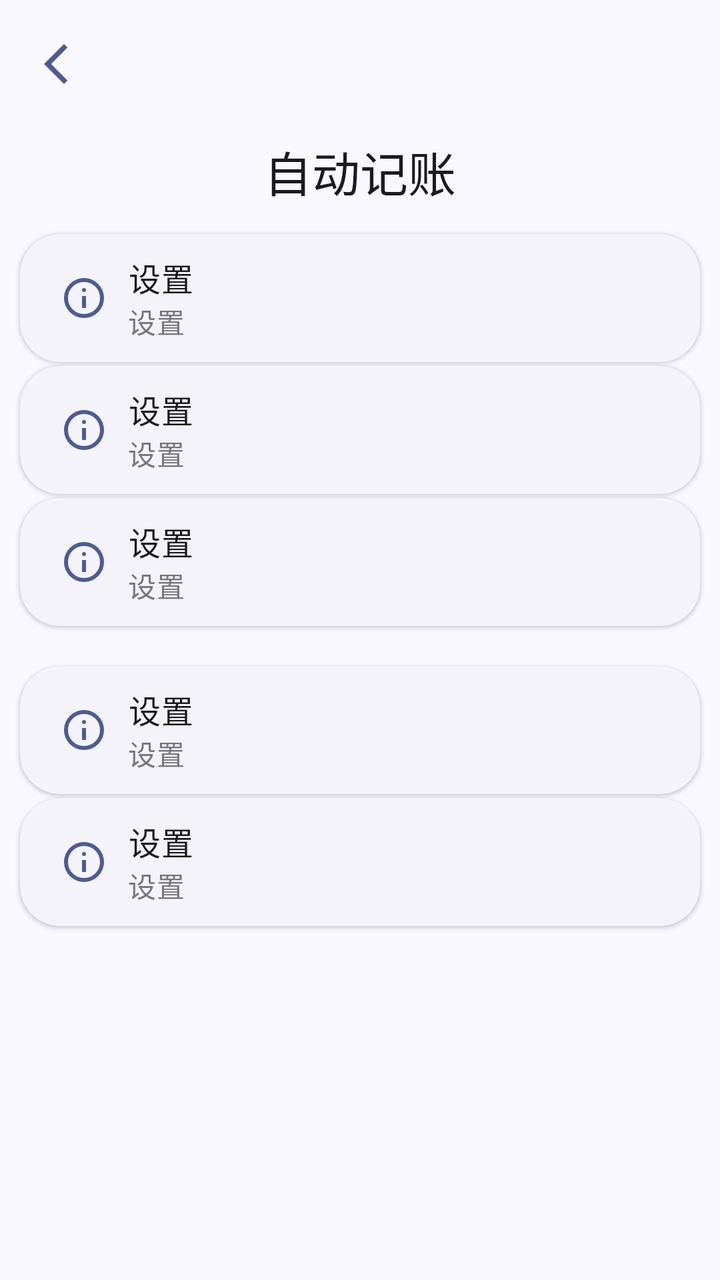
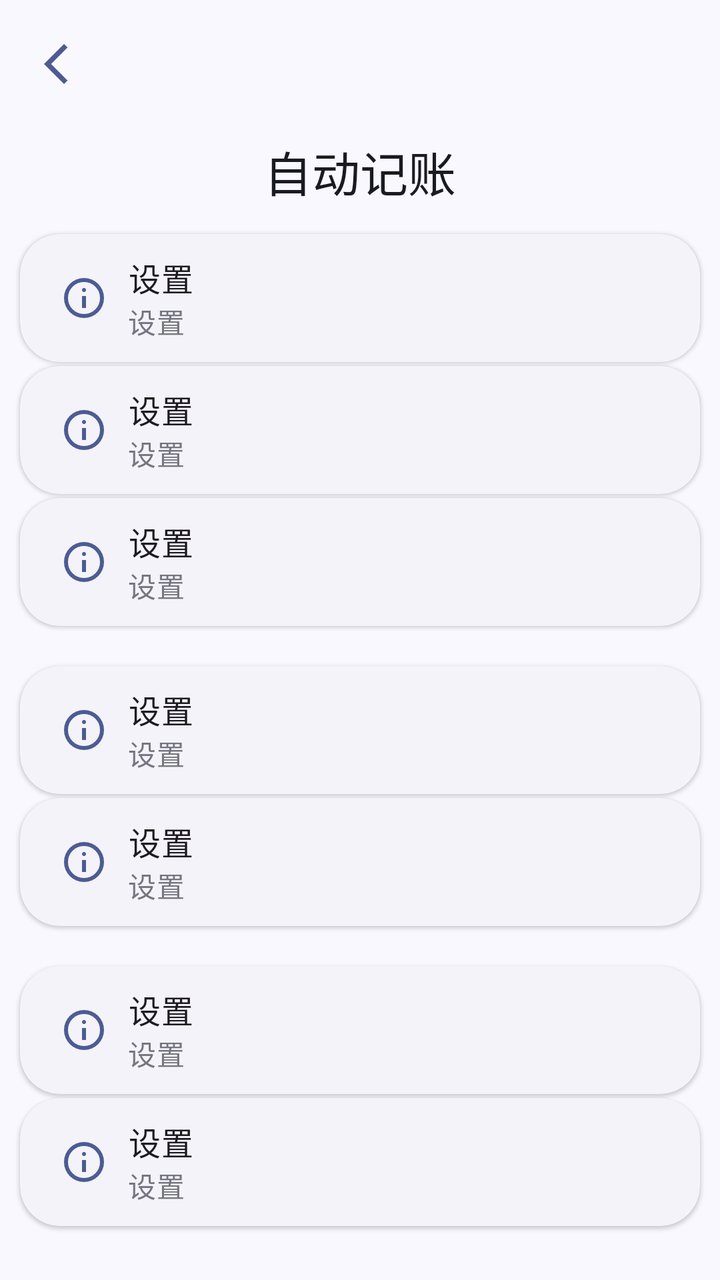

Before-and-after screenshots of an Android layout around one commit, followed by the original layout XML and the change that was made.
<!-- AndroidManifest.xml: application theme Theme.ManagerAssistant.Static -->
<!-- res/layout/activity_auto_bookkeeping.xml -->
<?xml version="1.0" encoding="utf-8"?>
<androidx.coordinatorlayout.widget.CoordinatorLayout xmlns:android="http://schemas.android.com/apk/res/android"
    xmlns:app="http://schemas.android.com/apk/res-auto"
    xmlns:tools="http://schemas.android.com/tools"
    android:layout_width="match_parent"
    android:layout_height="match_parent"
    tools:context=".ui.pages.main.settings.sub.AutoBookkeepingActivity">

    <com.google.android.material.appbar.AppBarLayout
        android:id="@+id/app_bar_layout"
        android:layout_width="match_parent"
        android:layout_height="wrap_content"
        android:fitsSystemWindows="true">

        <com.google.android.material.appbar.CollapsingToolbarLayout
            style="@style/CollapsingToolbarLayoutStyle"
            android:layout_width="match_parent"
            android:layout_height="?attr/collapsingToolbarLayoutMediumSize"
            app:toolbarId="@id/toolbar">

            <com.google.android.material.appbar.MaterialToolbar
                android:id="@+id/toolbar"
                android:layout_width="match_parent"
                android:layout_height="?attr/actionBarSize"
                app:layout_collapseMode="pin"
                app:title="@string/auto_bookkeeping" />
        </com.google.android.material.appbar.CollapsingToolbarLayout>
    </com.google.android.material.appbar.AppBarLayout>

    <androidx.core.widget.NestedScrollView
        android:id="@+id/scroll_view"
        android:layout_width="match_parent"
        android:layout_height="match_parent"
        android:clipToPadding="false"
        android:scrollbars="none"
        app:layout_behavior="@string/appbar_scrolling_view_behavior">

        <LinearLayout
            android:layout_width="match_parent"
            android:layout_height="wrap_content"
            android:clipToPadding="false"
            android:orientation="vertical"
            android:paddingTop="5dp"
            android:paddingBottom="5dp">

            
            <include
                android:id="@+id/notification_analysis_switch_option"
                layout="@layout/view_setting_option"
                android:layout_width="match_parent"
                android:layout_height="wrap_content"
                android:layout_marginStart="10dp"
                android:layout_marginEnd="10dp" />

            
            <include
                android:id="@+id/rule_manage_option"
                layout="@layout/view_setting_option" />

            
            <include
                android:id="@+id/direct_deposit"
                layout="@layout/view_setting_option" />

            
            <include
                android:id="@+id/notification_cancel_behaviour"
                layout="@layout/view_setting_option"
                android:layout_width="match_parent"
                android:layout_height="wrap_content"
                android:layout_marginStart="10dp"
                android:layout_marginTop="20dp"
                android:layout_marginEnd="10dp" />

            
            <include
                android:id="@+id/notification_click_behaviour"
                layout="@layout/view_setting_option" />
        </LinearLayout>
    </androidx.core.widget.NestedScrollView>
</androidx.coordinatorlayout.widget.CoordinatorLayout>
<!-- res/layout/view_setting_option.xml (included above) -->
<com.google.android.material.card.MaterialCardView xmlns:android="http://schemas.android.com/apk/res/android"
    xmlns:app="http://schemas.android.com/apk/res-auto"
    style="@style/MediumRadiusCardStyle"
    android:layout_width="match_parent"
    android:layout_height="wrap_content"
    android:layout_marginStart="10dp"
    android:layout_marginTop="2dp"
    android:layout_marginEnd="10dp"
    android:layout_marginBottom="0dp">

    <androidx.constraintlayout.widget.ConstraintLayout
        android:layout_width="match_parent"
        android:layout_height="wrap_content"
        android:padding="10dp">

        <FrameLayout
            android:id="@+id/component_layout"
            android:layout_width="wrap_content"
            android:layout_height="wrap_content"
            app:layout_constraintBottom_toBottomOf="parent"
            app:layout_constraintEnd_toEndOf="parent"
            app:layout_constraintTop_toTopOf="parent" />

        <ImageView
            android:id="@+id/icon_view"
            style="@style/ImageViewStyle"
            android:layout_width="wrap_content"
            android:layout_height="wrap_content"
            android:importantForAccessibility="no"
            android:src="@drawable/outline_info_24"
            app:layout_constraintBottom_toBottomOf="parent"
            app:layout_constraintStart_toStartOf="parent"
            app:layout_constraintTop_toTopOf="parent" />

        <com.google.android.material.textview.MaterialTextView
            android:id="@+id/title_text"
            android:layout_width="wrap_content"
            android:layout_height="wrap_content"
            android:text="@string/settings"
            android:textAppearance="?attr/textAppearanceBodyLarge"
            app:layout_constraintBottom_toTopOf="@id/description_text"
            app:layout_constraintStart_toEndOf="@id/icon_view"
            app:layout_constraintTop_toTopOf="parent"
            app:layout_constraintVertical_chainStyle="packed" />

        <com.google.android.material.textview.MaterialTextView
            android:id="@+id/description_text"
            android:layout_width="0dp"
            android:layout_height="wrap_content"
            android:layout_marginEnd="10dp"
            android:text="@string/settings"
            android:textAppearance="?attr/textAppearanceBodyMedium"
            android:textColor="?attr/colorOutline"
            app:layout_constraintBottom_toBottomOf="parent"
            app:layout_constraintEnd_toStartOf="@id/component_layout"
            app:layout_constraintHorizontal_bias="0"
            app:layout_constraintStart_toEndOf="@id/icon_view"
            app:layout_constraintTop_toBottomOf="@id/title_text" />
    </androidx.constraintlayout.widget.ConstraintLayout>
</com.google.android.material.card.MaterialCardView>
<!-- resources referenced by this layout -->
<resources>
  <string name="auto_bookkeeping">自动记账</string>
  <string name="settings">设置</string>
  <style name="CollapsingToolbarLayoutStyle" parent="Widget.Material3.CollapsingToolbar.Medium">
          <item name="collapsedTitleGravity">start</item>
          <item name="expandedTitleGravity">center_horizontal|bottom</item>
          <item name="layout_scrollFlags">scroll|exitUntilCollapsed|snap</item>
      </style>
  <style name="ImageViewStyle">
          <item name="backgroundTint">@android:color/transparent</item>
          <item name="tint">?attr/colorPrimary</item>
          <item name="android:padding">10dp</item>
      </style>
  <style name="MediumRadiusCardStyle" parent="CardStyleBase">
          <item name="cardCornerRadius">20dp</item>
          <item name="android:layout_marginTop">10dp</item>
          <item name="android:layout_marginStart">10dp</item>
          <item name="android:layout_marginEnd">10dp</item>
          <item name="android:layout_marginBottom">10dp</item>
      </style>
  <style name="CardStyleBase" parent="Widget.Material3.CardView.Elevated">
          <item name="strokeWidth">0dp</item>
      </style>
  <color name="md_theme_primary">#4C5C92</color>
  <color name="md_theme_onPrimary">#FFFFFF</color>
  <color name="md_theme_primaryContainer">#DBE1FF</color>
  <color name="md_theme_onPrimaryContainer">#344479</color>
  <color name="md_theme_secondary">#595E72</color>
  <color name="md_theme_onSecondary">#FFFFFF</color>
  <color name="md_theme_secondaryContainer">#DDE1F9</color>
  <color name="md_theme_onSecondaryContainer">#414659</color>
  <color name="md_theme_tertiary">#745470</color>
  <color name="md_theme_onTertiary">#FFFFFF</color>
  <color name="md_theme_tertiaryContainer">#FFD6F7</color>
  <color name="md_theme_onTertiaryContainer">#5B3D57</color>
  <color name="md_theme_error">#BA1A1A</color>
  <color name="md_theme_onError">#FFFFFF</color>
  <color name="md_theme_errorContainer">#FFDAD6</color>
  <color name="md_theme_onErrorContainer">#93000A</color>
  <color name="md_theme_background">#FAF8FF</color>
  <color name="md_theme_onBackground">#1A1B21</color>
  <color name="md_theme_surface">#FAF8FF</color>
  <color name="md_theme_onSurface">#1A1B21</color>
  <color name="md_theme_surfaceVariant">#E2E1EC</color>
  <color name="md_theme_onSurfaceVariant">#45464F</color>
  <color name="md_theme_outline">#767680</color>
  <color name="md_theme_outlineVariant">#C6C6D0</color>
  <color name="md_theme_inverseSurface">#2F3036</color>
  <color name="md_theme_inverseOnSurface">#F1F0F7</color>
  <color name="md_theme_inversePrimary">#B5C4FF</color>
  <color name="md_theme_primaryFixed">#DBE1FF</color>
  <color name="md_theme_onPrimaryFixed">#02174B</color>
  <color name="md_theme_primaryFixedDim">#B5C4FF</color>
  <color name="md_theme_onPrimaryFixedVariant">#344479</color>
  <color name="md_theme_secondaryFixed">#DDE1F9</color>
  <color name="md_theme_onSecondaryFixed">#161B2C</color>
  <color name="md_theme_secondaryFixedDim">#C1C5DD</color>
  <color name="md_theme_onSecondaryFixedVariant">#414659</color>
  <color name="md_theme_tertiaryFixed">#FFD6F7</color>
  <color name="md_theme_onTertiaryFixed">#2B122A</color>
  <color name="md_theme_tertiaryFixedDim">#E2BBDB</color>
  <color name="md_theme_onTertiaryFixedVariant">#5B3D57</color>
  <color name="md_theme_surfaceDim">#DAD9E0</color>
  <color name="md_theme_surfaceBright">#FAF8FF</color>
  <color name="md_theme_surfaceContainerLowest">#FFFFFF</color>
  <color name="md_theme_surfaceContainerLow">#F4F3FA</color>
  <color name="md_theme_surfaceContainer">#EEEDF4</color>
  <color name="md_theme_surfaceContainerHigh">#E9E7EF</color>
  <color name="md_theme_surfaceContainerHighest">#E3E1E9</color>
  <!-- unchanged entries left out for length: 4 -->
</resources>

<!-- the commit's change to res/layout/activity_auto_bookkeeping.xml (unified diff, before → after) -->
@@ -76,6 +76,21 @@
             <include
                 android:id="@+id/notification_click_behaviour"
                 layout="@layout/view_setting_option" />
+
+            
+            <include
+                android:id="@+id/notification_capture_switch"
+                layout="@layout/view_setting_option"
+                android:layout_width="match_parent"
+                android:layout_height="wrap_content"
+                android:layout_marginStart="10dp"
+                android:layout_marginTop="20dp"
+                android:layout_marginEnd="10dp"/>
+
+            
+            <include
+                android:id="@+id/captured_notification_clear_option"
+                layout="@layout/view_setting_option" />
         </LinearLayout>
     </androidx.core.widget.NestedScrollView>
 </androidx.coordinatorlayout.widget.CoordinatorLayout>
